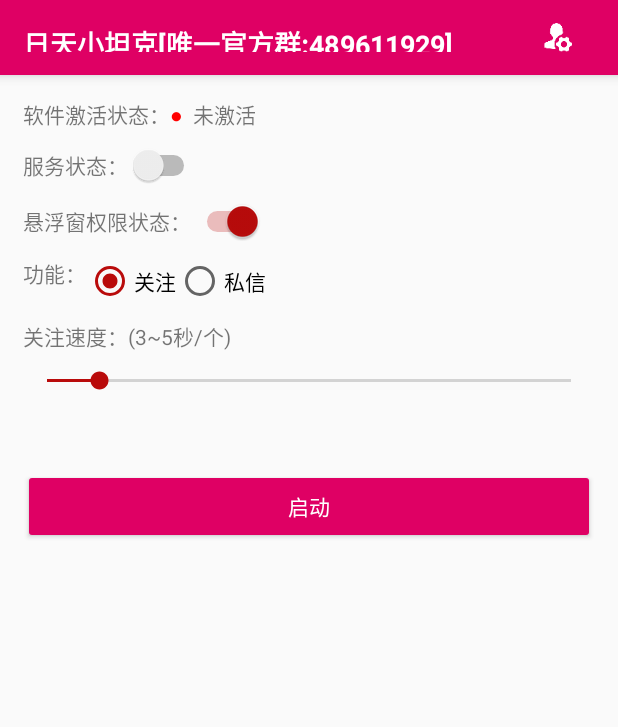
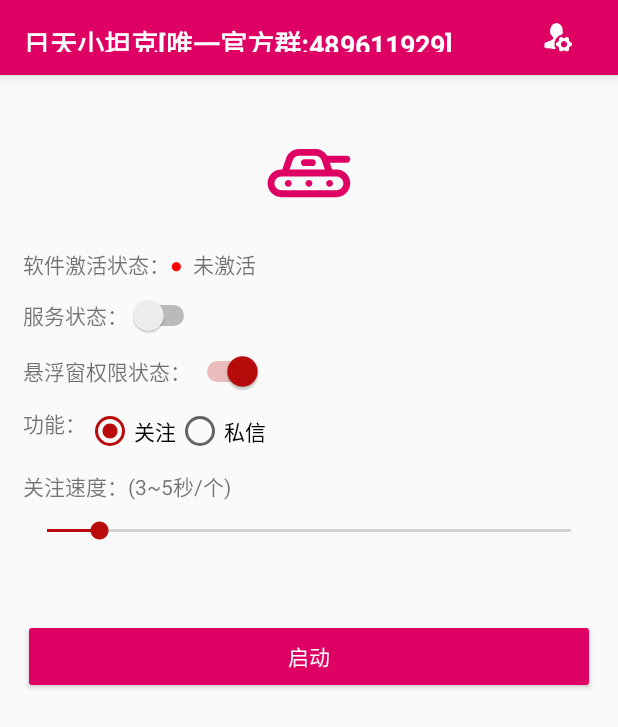
Before and after one commit to zys58/TikTokTool, an Android app: the screen it shows after launch (MainActivity), on a phone screen of 412 x 824 dp. Shown: the top 727 px of the screen. Run offline under Robolectric (Android 15) with nearby library versions, the phone set to English and light mode, and no system bars; libraries missing offline, so code that uses them is left out: com.alibaba.fastjson; 7 statements that could not run were skipped.

Commit message:
1.更新图片

```diff
--- a/app/src/main/AndroidManifest.xml
+++ b/app/src/main/AndroidManifest.xml
@@ -7,9 +7,9 @@
 
     <application
             android:allowBackup="true"
-            android:icon="@mipmap/logo"
+            android:icon="@drawable/ic_launcher_foreground"
             android:label="@string/app_name"
-            android:roundIcon="@mipmap/logo"
+            android:roundIcon="@drawable/ic_launcher_foreground"
             android:supportsRtl="true"
             android:theme="@style/AppTheme">
         <activity android:name=".MainActivity">
--- /dev/null
+++ b/app/src/main/res/drawable-xxhdpi/ic_launcher_foreground.xml
@@ -0,0 +1,12 @@
+<vector xmlns:android="http://schemas.android.com/apk/res/android"
+        android:width="108dp"
+        android:height="108dp"
+        android:viewportWidth="1625.3969"
+        android:viewportHeight="1625.3969">
+    <group android:translateX="300.69843"
+            android:translateY="300.69843">
+      <path
+          android:pathData="M735.3,586.9c-20.6,0 -37.3,16.7 -37.3,37.3 0,20.6 16.7,37.3 37.3,37.3s37.3,-16.7 37.3,-37.3c0,-20.6 -16.7,-37.3 -37.3,-37.3zM511.3,586.9c-20.6,0 -37.3,16.7 -37.3,37.3 0,20.6 16.7,37.3 37.3,37.3s37.3,-16.7 37.3,-37.3c0,-20.6 -16.7,-37.3 -37.3,-37.3zM287.3,586.9c-20.6,0 -37.3,16.7 -37.3,37.3 0,20.6 16.7,37.3 37.3,37.3s37.3,-16.7 37.3,-37.3c0,-20.6 -16.7,-37.3 -37.3,-37.3zM548.6,362.9c20.6,0 37.3,16.7 37.3,37.3s-16.7,37.3 -37.3,37.3h-86.8c-20.6,0 -37.3,-16.7 -37.3,-37.3s16.7,-37.3 37.3,-37.3h86.8zM810,698.9L212.6,698.9c-41.2,0 -74.7,-33.4 -74.7,-74.7 0,-41.2 33.4,-74.7 74.7,-74.7L810,549.5c41.2,0 74.7,33.4 74.7,74.7 0,41.3 -33.5,74.7 -74.7,74.7zM334.9,375.5c10,-29.8 37.8,-49.9 69.3,-49.9h177c31.4,0 59.3,20.1 69.3,49.9l33.1,99.4L301.8,474.9l33.1,-99.4zM810,474.9h-47.8L737.6,401L922,401c20.6,0 37.3,-16.7 37.3,-37.3s-16.7,-37.3 -37.3,-37.3L709.9,326.4c-25.8,-46 -74.7,-75.4 -128.8,-75.4h-177c-63.5,0 -120,40.7 -140.1,101l-41,123h-10.4c-82.5,0 -149.3,66.9 -149.3,149.3s66.9,149.3 149.3,149.3L810,773.6c82.5,0 149.3,-66.9 149.3,-149.3S892.5,474.9 810,474.9z"
+          android:fillColor="#df0064"/>
+    </group>
+</vector>
--- a/app/src/main/res/layout/activity_main.xml
+++ b/app/src/main/res/layout/activity_main.xml
@@ -33,12 +33,25 @@
                 android:src="@mipmap/user_set"/>
 
     </RelativeLayout>
-
+    <!--begin-->
+    <ScrollView
+            android:layout_width="match_parent"
+            android:layout_height="match_parent">
     <LinearLayout
             android:layout_width="match_parent"
             android:layout_height="wrap_content"
             android:orientation="vertical"
             android:padding="15dp">
+
+        <LinearLayout
+                android:layout_width="match_parent"
+                android:layout_height="wrap_content">
+
+            <ImageView
+                    android:layout_width="match_parent"
+                    android:layout_height="100dp"
+                    android:src="@drawable/ic_launcher_foreground"/>
+        </LinearLayout>
 
         <LinearLayout
                 android:layout_width="match_parent"
@@ -237,4 +250,6 @@
 
     </LinearLayout>
 
+    </ScrollView>
+
 </LinearLayout>
```
